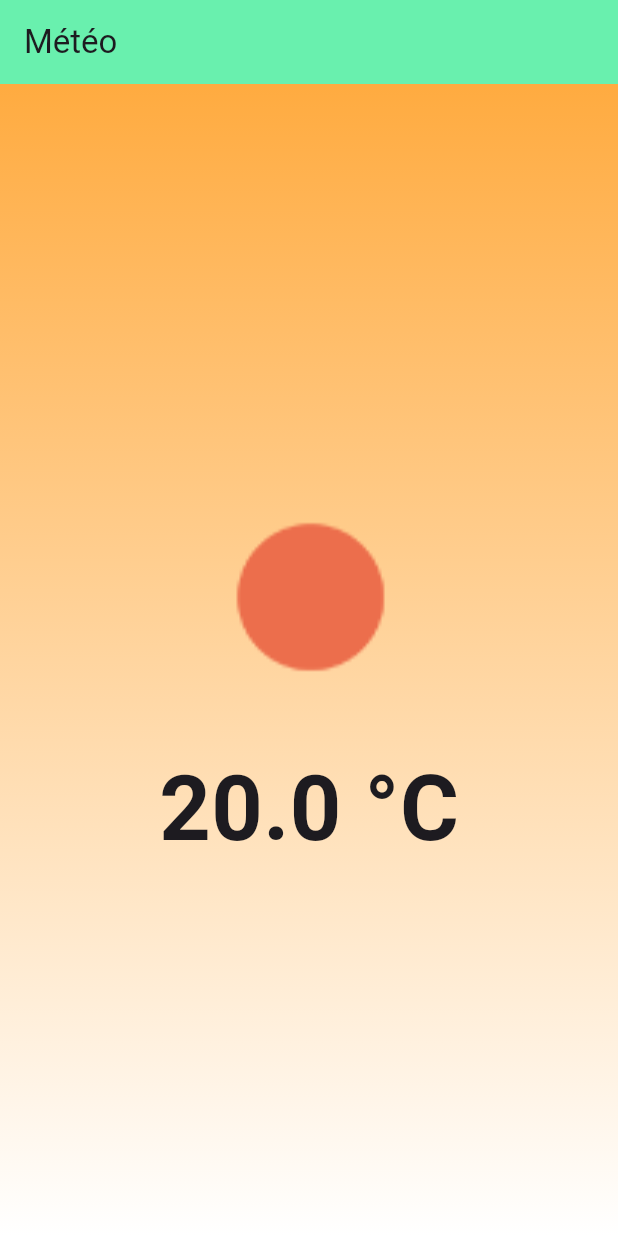
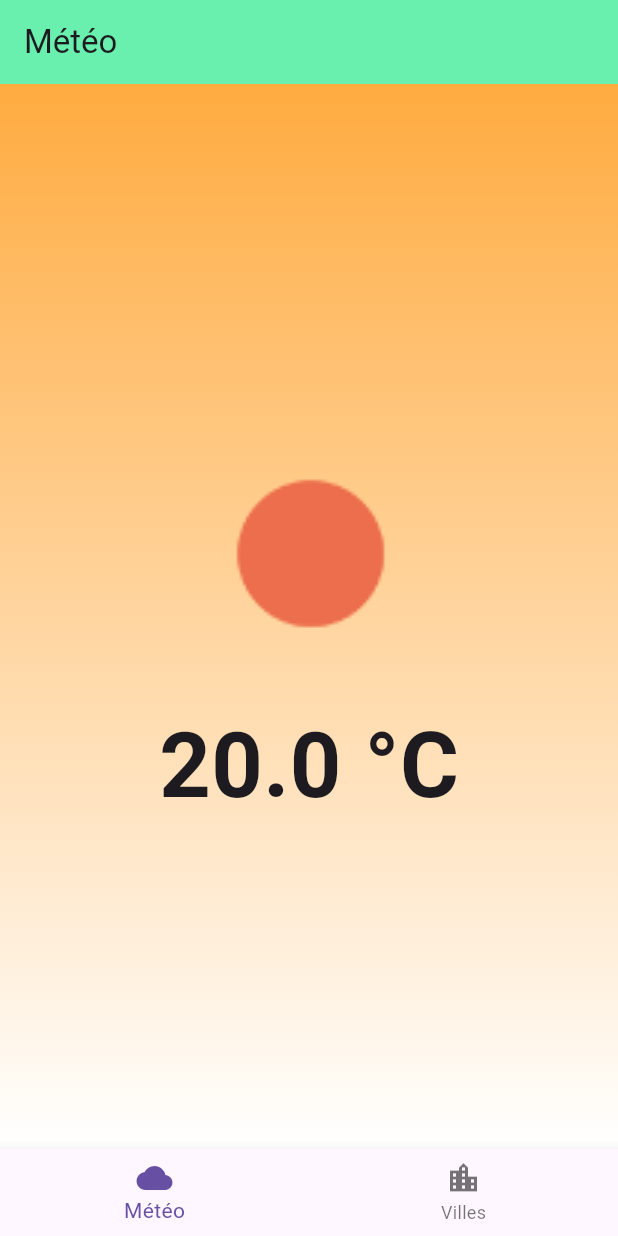
Before and after one commit to ArnaudW31/flutteriut2024, a Flutter app: the screen it shows after launch, on a phone screen of 412 x 824 dp. Run offline on Flutter 3.47's test engine with Material 3 defaults, Android fonts, the light colour scheme and no system bars.

Commit message:
barre de nav

```diff
--- a/lib/main.dart
+++ b/lib/main.dart
@@ -10,101 +10,64 @@ class MyApp extends StatelessWidget {
 
   @override
   Widget build(BuildContext context) {
-
     double temperature = 20.0;
     String weatherConditionCode = '01d';
 
-    return weatherApp(
-      temperature: temperature,
-      weatherConditionCode: weatherConditionCode,
+    return MaterialApp(
+      title: 'My Flutter App',
+      theme: ThemeData(
+        primarySwatch: Colors.blue,
+      ),
+      home: MyHomePage(
+        title: 'My Flutter App',
+        temperature: temperature,
+        weatherConditionCode: weatherConditionCode,
+      ),
     );
   }
 }
 
 class MyHomePage extends StatefulWidget {
-  const MyHomePage({Key? key, required this.title}) : super(key: key);
-
-  // This widget is the home page of your application. It is stateful, meaning
-  // that it has a State object (defined below) that contains fields that affect
-  // how it looks.
-
-  // This class is the configuration for the state. It holds the values (in this
-  // case the title) provided by the parent (in this case the App widget) and
-  // used by the build method of the State. Fields in a Widget subclass are
-  // always marked "final".
+  const MyHomePage({Key? key, required this.title, required this.temperature, required this.weatherConditionCode})
+      : super(key: key);
 
   final String title;
+  final double temperature;
+  final String weatherConditionCode;
 
   @override
   State<MyHomePage> createState() => _MyHomePageState();
 }
 
 class _MyHomePageState extends State<MyHomePage> {
-  int _counter = 0;
+  int _currentIndex = 0;
 
-  void _incrementCounter() {
-    setState(() {
-      // This call to setState tells the Flutter framework that something has
-      // changed in this State, which causes it to rerun the build method below
-      // so that the display can reflect the updated values. If we changed
-      // _counter without calling setState(), then the build method would not be
-      // called again, and so nothing would appear to happen.
-      _counter++;
-    });
-  }
+  final List<Widget> _pages = [
+    weatherApp(temperature: 20, weatherConditionCode: "01d"),
+  ];
 
   @override
   Widget build(BuildContext context) {
-    // This method is rerun every time setState is called, for instance as done
-    // by the _incrementCounter method above.
-    //
-    // The Flutter framework has been optimized to make rerunning build methods
-    // fast, so that you can just rebuild anything that needs updating rather
-    // than having to individually change instances of widgets.
     return Scaffold(
-      appBar: AppBar(
-        // TRY THIS: Try changing the color here to a specific color (to
-        // Colors.amber, perhaps?) and trigger a hot reload to see the AppBar
-        // change color while the other colors stay the same.
-        backgroundColor: Theme.of(context).colorScheme.secondary,
-        // Here we take the value from the MyHomePage object that was created by
-        // the App.build method, and use it to set our appbar title.
-        title: Text(widget.title),
+      body: _pages[_currentIndex],
+      bottomNavigationBar: BottomNavigationBar(
+        currentIndex: _currentIndex,
+        onTap: (index) {
+          setState(() {
+            _currentIndex = index;
+          });
+        },
+        items: [
+          BottomNavigationBarItem(
+            icon: Icon(Icons.cloud),
+            label: 'Météo',
+          ),
+          BottomNavigationBarItem(
+            icon: Icon(Icons.location_city),
+            label: 'Villes',
+          ),
+        ],
       ),
-      body: Center(
-        // Center is a layout widget. It takes a single child and positions it
-        // in the middle of the parent.
-        child: Column(
-          // Column is also a layout widget. It takes a list of children and
-          // arranges them vertically. By default, it sizes itself to fit its
-          // children horizontally, and tries to be as tall as its parent.
-          //
-          // Column has various properties to control how it sizes itself and
-          // how it positions its children. Here we use mainAxisAlignment to
-          // center the children vertically; the main axis here is the vertical
-          // axis because Columns are vertical (the cross axis would be
-          // horizontal).
-          //
-          // TRY THIS: Invoke "debug painting" (choose the "Toggle Debug Paint"
-          // action in the IDE, or press "p" in the console), to see the
-          // wireframe for each widget.
-          mainAxisAlignment: MainAxisAlignment.center,
-          children: <Widget>[
-            const Text(
-              'You have pushed the button this many times:',
-            ),
-            Text(
-              '$_counter',
-              style: Theme.of(context).textTheme.headline6,
-            ),
-          ],
-        ),
-      ),
-      floatingActionButton: FloatingActionButton(
-        onPressed: _incrementCounter,
-        tooltip: 'Increment',
-        child: const Icon(Icons.add),
-      ), // This trailing comma makes auto-formatting nicer for build methods.
     );
   }
 }
```
